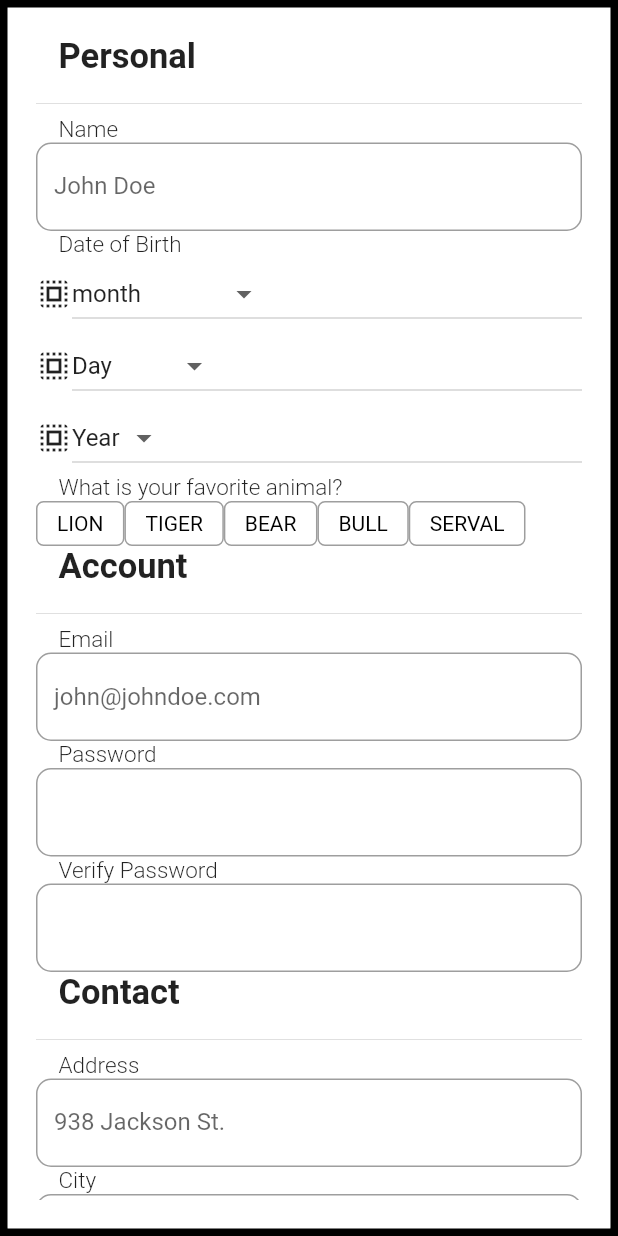
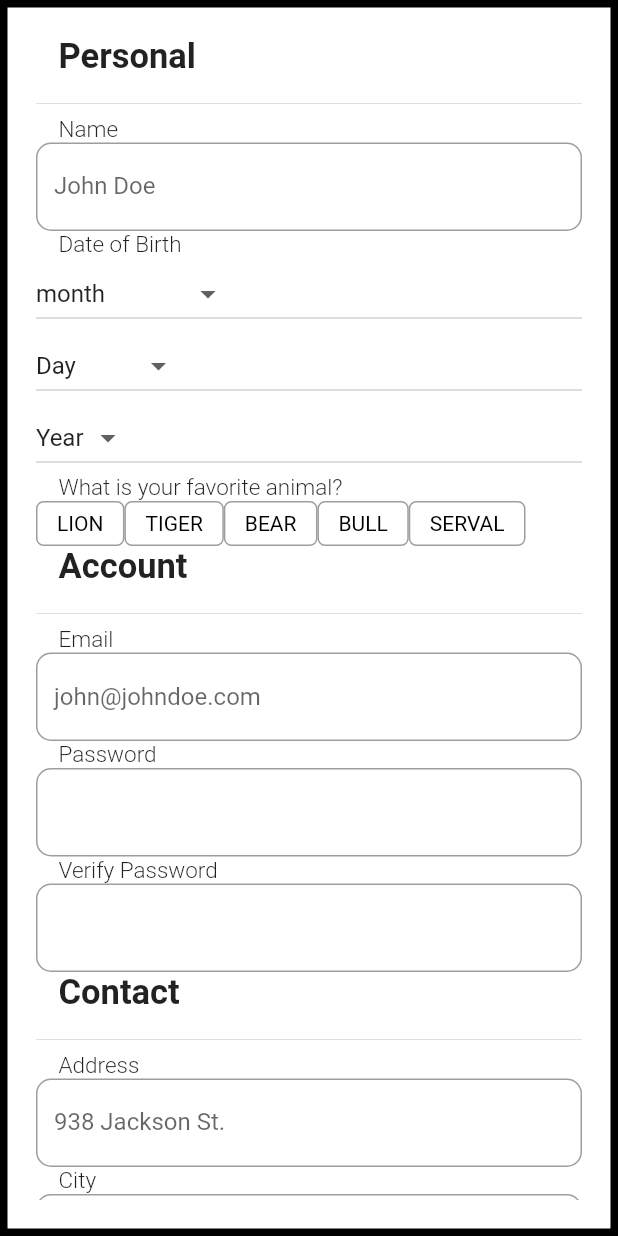
Before and after one commit to xRicardo/form, a Flutter app: the screen it shows after launch, on a phone screen of 412 x 824 dp. Run offline on Flutter 3.47's test engine with Material 2 defaults, Android fonts, the phone set to English and light mode, and no system bars.

Commit message:
version 4

```diff
--- a/lib/pages/formularioPage.dart
+++ b/lib/pages/formularioPage.dart
@@ -145,7 +145,6 @@ class _ComboBoxState extends State<ComboBox> {
       children: [
         Row(
           children: [
-            Icon(Icons.select_all),
             Expanded(
               child: DropdownButton(
                 value: _actual,
@@ -197,7 +196,6 @@ class _ComboBoxDState extends State<ComboBoxD> {
       children: [
         Row(
           children: [
-            Icon(Icons.select_all),
             Expanded(
               child: DropdownButton(
                 value: _actual,
@@ -251,7 +249,6 @@ class _ComboBoxYState extends State<ComboBoxY> {
       children: [
         Row(
           children: [
-            Icon(Icons.select_all),
             Expanded(
               child: DropdownButton(
                 value: _actual,
@@ -445,7 +442,6 @@ class _ComboBoxWState extends State<ComboBoxW> {
       children: [
         Row(
           children: [
-            Icon(Icons.select_all),
             Expanded(
               child: DropdownButton(
                 value: _actual,
```
